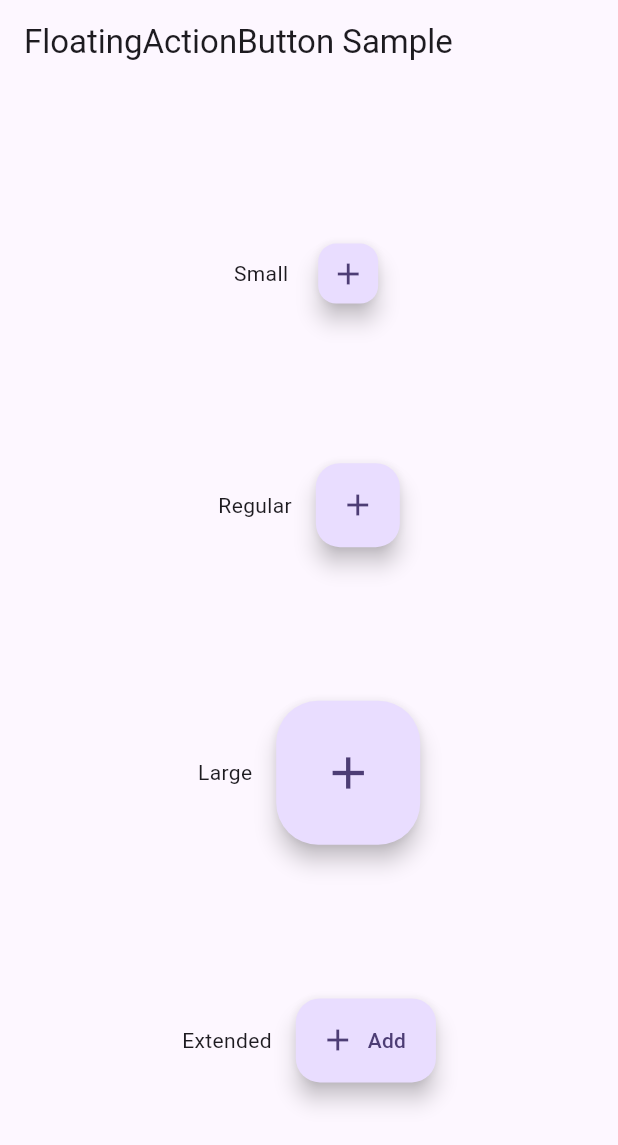
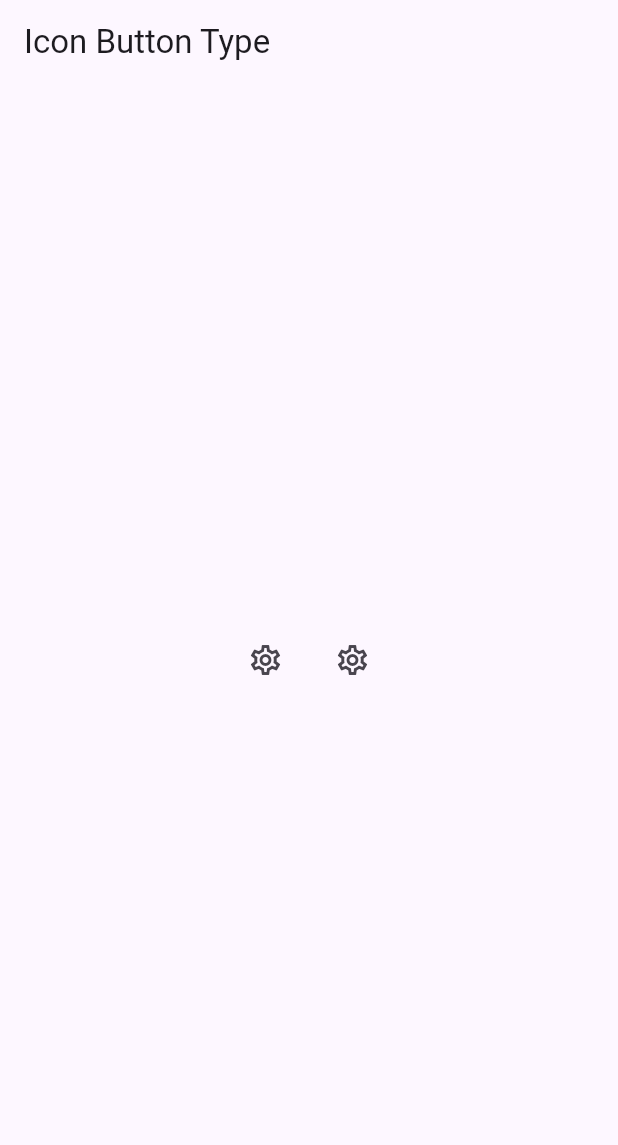
Before and after one commit to Khammunh/fast, a Flutter app: the screen it shows after launch, on a phone screen of 412 x 824 dp. Shown: the top 1145 px of the screen. Run offline on Flutter 3.47's test engine with Material 2 defaults, Android fonts, the light colour scheme and no system bars.

```diff
--- /dev/null
+++ b/lib/demoIconToggleButtons.dart
@@ -0,0 +1,49 @@
+// ignore_for_file: file_names
+
+import 'package:flutter/material.dart';
+
+class DemoIconToggleButtons extends StatefulWidget {
+  const DemoIconToggleButtons({super.key});
+
+  @override
+  State<DemoIconToggleButtons> createState() => _DemoIconToggleButtonsState();
+}
+
+class _DemoIconToggleButtonsState extends State<DemoIconToggleButtons> {
+  bool standardSelected = false;
+  bool filledSelected = false;
+  bool tonalSelected = false;
+  bool outlinedSelected = false;
+  @override
+  Widget build(BuildContext context) {
+    return Column(
+      mainAxisAlignment: MainAxisAlignment.spaceEvenly,
+      children: [
+        Row(
+          mainAxisAlignment: MainAxisAlignment.center,
+          children: [
+            IconButton(
+              isSelected: standardSelected,
+              onPressed: () {
+                setState(() {
+                  standardSelected = !standardSelected;
+                });
+              },
+              icon: const Icon(Icons.settings_outlined),
+              selectedIcon: const Icon(Icons.settings),
+            ),
+            const SizedBox(width: 10),
+            IconButton(
+              onPressed: () {
+                null;
+              },
+              icon: const Icon(Icons.settings_outlined),
+              isSelected: standardSelected,
+              selectedIcon: const Icon(Icons.settings),
+            ),
+          ],
+        )
+      ],
+    );
+  }
+}
--- a/lib/fabExample.dart
+++ /dev/null
@@ -1,85 +0,0 @@
-// ignore_for_file: file_names
-
-import 'package:flutter/material.dart';
-
-class FabExample extends StatelessWidget {
-  const FabExample({super.key});
-
-  @override
-  Widget build(BuildContext context) {
-    const floatingText = 'FloatingActionButton Sample';
-    return Scaffold(
-      appBar: AppBar(
-        title: const Text(floatingText),
-      ),
-      body: Center(
-        child: Column(
-          mainAxisAlignment: MainAxisAlignment.spaceEvenly,
-          children: [
-            Row(
-              mainAxisAlignment: MainAxisAlignment.center,
-              children: [
-                const Text('Small'),
-                const SizedBox(
-                  width: 16,
-                ),
-                FloatingActionButton.small(
-                  onPressed: () {
-                    //
-                  },
-                  child: const Icon(Icons.add),
-                ),
-              ],
-            ),
-            Row(
-              mainAxisAlignment: MainAxisAlignment.center,
-              children: [
-                const Text('Regular'),
-                const SizedBox(
-                  width: 16,
-                ),
-                FloatingActionButton(
-                  onPressed: () {
-                    //
-                  },
-                  child: const Icon(Icons.add),
-                )
-              ],
-            ),
-            Row(
-              mainAxisAlignment: MainAxisAlignment.center,
-              children: [
-                const Text('Large'),
-                const SizedBox(
-                  width: 16,
-                ),
-                FloatingActionButton.large(
-                  onPressed: () {
-                    //
-                  },
-                  child: const Icon(Icons.add),
-                )
-              ],
-            ),
-            Row(
-              mainAxisAlignment: MainAxisAlignment.center,
-              children: [
-                const Text('Extended'),
-                const SizedBox(
-                  width: 16,
-                ),
-                FloatingActionButton.extended(
-                  onPressed: () {
-                    //
-                  },
-                  label: const Text('Add'),
-                  icon: const Icon(Icons.add),
-                )
-              ],
-            )
-          ],
-        ),
-      ),
-    );
-  }
-}
--- a/lib/main.dart
+++ b/lib/main.dart
@@ -1,24 +1,29 @@
 import 'package:flutter/material.dart';
 
-import 'fabExample.dart';
+import 'demoIconToggleButtons.dart';
 
 void main() {
   runApp(
-    const FloatingActionButtonExample(),
+    const IconButtonToggleApp(),
   );
 }
 
-class FloatingActionButtonExample extends StatelessWidget {
-  const FloatingActionButtonExample({super.key});
+class IconButtonToggleApp extends StatelessWidget {
+  const IconButtonToggleApp({super.key});
 
   @override
   Widget build(BuildContext context) {
+    const titleIcon = 'Icon Button Type';
     return MaterialApp(
       theme: ThemeData(
-        colorSchemeSeed: const Color(0xff6750a4),
-        useMaterial3: true,
+        colorSchemeSeed:const Color(0xff6750a4),
+        useMaterial3: true
       ),
-      home: const FabExample(),
+
+      home:  Scaffold(
+        appBar: AppBar(title:const Text(titleIcon),),
+        body:const DemoIconToggleButtons(),
+      ),
     );
   }
 }
```
